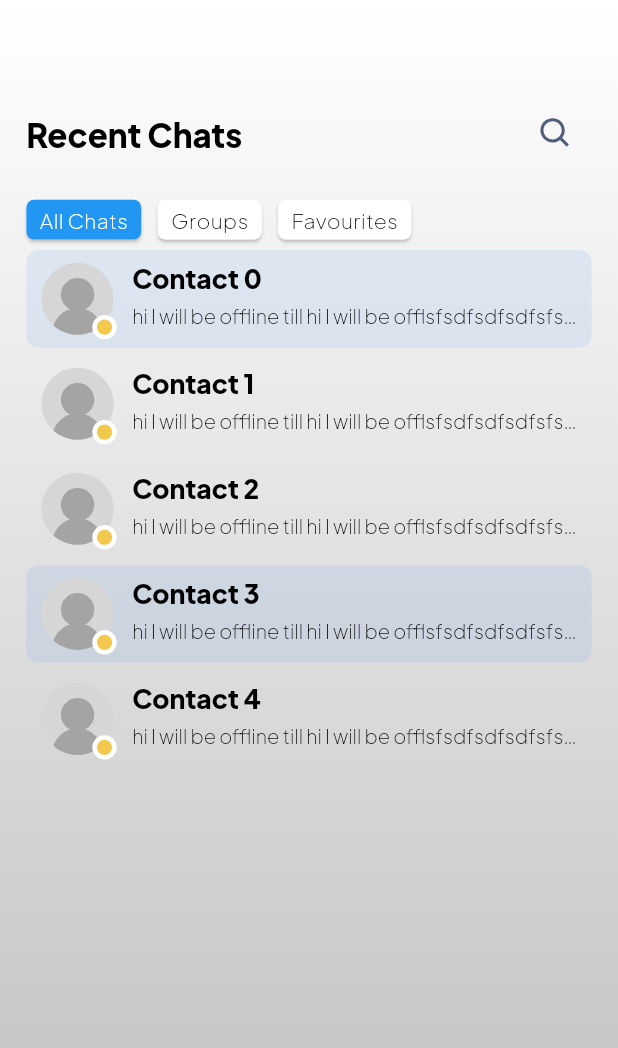
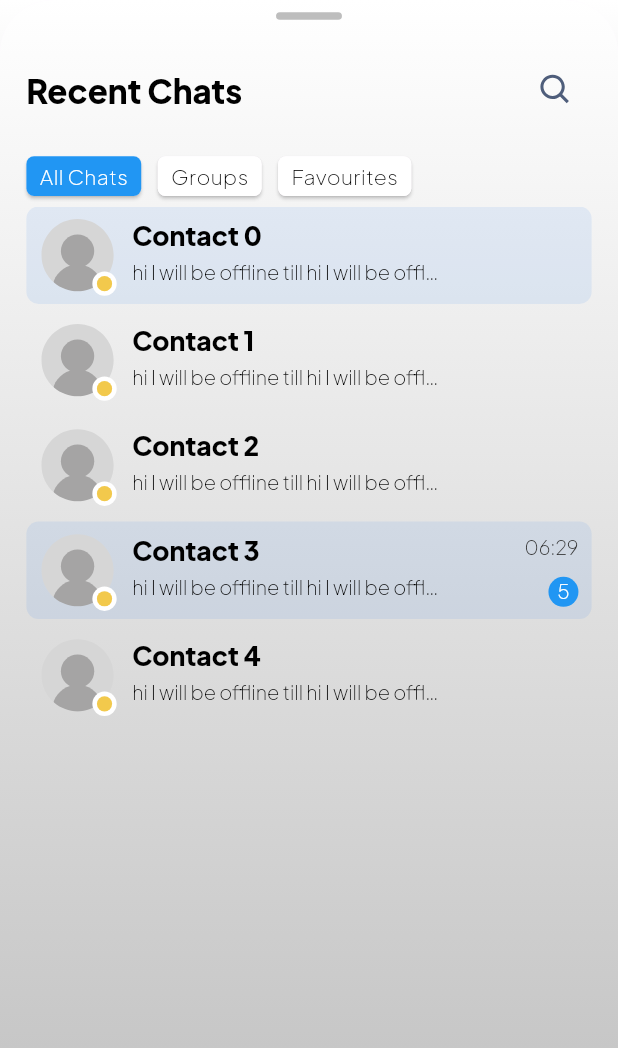
Before and after one commit to SahilBhageerathi/Buzzin, a Flutter app: the screen it shows after launch, on a phone screen of 412 x 824 dp. Shown: the top 1048 px of the screen. Run offline on Flutter 3.47's test engine with Material 3 defaults, Android fonts, the phone set to English and light mode, and no system bars; our stand-ins replace bloc, flutter_bloc, flutter_screenutil, flutter_svg, internet_connection_checker.

Commit message:
Ui till chat screen is done

```diff
--- a/lib/main.dart
+++ b/lib/main.dart
@@ -1,7 +1,7 @@
 import 'package:buzzin/src/Service/connectivity_service.dart';
 import 'package:buzzin/src/View/Core/Resources/app_strings.dart';
 import 'package:buzzin/src/View/Core/Utils/global_constants.dart';
-import 'package:buzzin/src/View/Screens/home_page.dart';
+import 'package:buzzin/src/View/screens/main_page.dart';
 import 'package:flutter/material.dart';
 import 'package:flutter_screenutil/flutter_screenutil.dart';
 import 'src/View/Config/app_theme.dart';
@@ -31,7 +31,9 @@ class MyApp extends StatelessWidget {
               themeMode: ThemeMode.light,
               theme: AppTheme.light,
               darkTheme: AppTheme.dark,
-              home: HomePage()),
+              // home: HomePage(),
+              home: MainPage(),
+          ),
         );
       },
     );
--- a/lib/src/View/Core/CommonWidgets/contact_icon.dart
+++ b/lib/src/View/Core/CommonWidgets/contact_icon.dart
@@ -1,6 +1,5 @@
 import 'dart:math';
 import 'package:buzzin/src/View/Core/Resources/svg_images.dart';
-
 import 'package:flutter/material.dart';
 import 'package:flutter_screenutil/flutter_screenutil.dart';
 import 'package:flutter_svg/flutter_svg.dart';
@@ -11,6 +10,7 @@ class ContactIcon extends StatelessWidget {
   final String userImage;
   final int bigCircleRadius;
   final int smallCircleRadius;
+  final int offsetForSmallCircle;
   final double angleInDegrees;
   final bool isOnline;
 
@@ -19,6 +19,7 @@ class ContactIcon extends StatelessWidget {
     this.userImage = SvgImages.noUserIcon,
     this.bigCircleRadius = 25,
     this.smallCircleRadius = 5,
+    this.offsetForSmallCircle = 3,
     this.angleInDegrees = 45.0,
     this.isOnline = true,
   });
@@ -29,6 +30,7 @@ class ContactIcon extends StatelessWidget {
 
     final bigRadius = bigCircleRadius.r;
     final smallRadius = smallCircleRadius.r;
+    final offset = offsetForSmallCircle.r;
 
     final offsetX = bigRadius + bigRadius * cos(angle) - smallRadius;
     final offsetY = bigRadius + bigRadius * sin(angle) - smallRadius;
@@ -53,11 +55,11 @@ class ContactIcon extends StatelessWidget {
             ),
           ),
           Positioned(
-            left: offsetX - 3.r,
-            top: offsetY - 3.r,
+            left: offsetX - offset,
+            top: offsetY - offset,
             child: Container(
-              height: 2 * (smallRadius + 3.r),
-              width: 2 * (smallRadius + 3.r),
+              height: 2 * (smallRadius + offset),
+              width: 2 * (smallRadius + offset),
               decoration: const BoxDecoration(
                 shape: BoxShape.circle,
                 color: Colors.white,
--- a/lib/src/View/Core/CommonWidgets/recent_chats_card.dart
+++ b/lib/src/View/Core/CommonWidgets/recent_chats_card.dart
@@ -1,9 +1,9 @@
 import 'package:buzzin/src/View/Core/CommonWidgets/contact_icon.dart';
 import 'package:buzzin/src/View/Core/Resources/svg_images.dart';
 import 'package:buzzin/src/View/Core/Utils/app_extensions.dart';
+import 'package:buzzin/src/View/Core/Utils/date_time.dart';
 import 'package:flutter/material.dart';
 import 'package:flutter_screenutil/flutter_screenutil.dart';
-
 import '../Resources/app_colors.dart';
 
 class RecentChatCard extends StatelessWidget {
@@ -11,13 +11,15 @@ class RecentChatCard extends StatelessWidget {
   String contactName;
   String lastMessage;
   String contactImage;
+  int lastMessageTime;
 
   RecentChatCard({
     super.key,
     required this.index,
     required this.contactName,
     required this.lastMessage,
-    this.contactImage=SvgImages.noUserIcon,
+    required this.lastMessageTime,
+    this.contactImage = SvgImages.noUserIcon,
   });
 
   @override
@@ -33,7 +35,9 @@ class RecentChatCard extends StatelessWidget {
       child: Row(
         crossAxisAlignment: CrossAxisAlignment.start,
         children: [
-           ContactIcon(userImage: contactImage,),
+          ContactIcon(
+            userImage: contactImage,
+          ),
           10.ws,
           Expanded(
             child: Column(
@@ -44,15 +48,41 @@ class RecentChatCard extends StatelessWidget {
                   style: textTheme.headlineLarge!.copyWith(fontSize: 16.sp),
                 ),
                 5.hs,
-                Text(
-                  lastMessage,
-                  maxLines: 1,
-                  overflow: TextOverflow.ellipsis,
-                  style: textTheme.headlineSmall,
+                SizedBox(
+                  width: 0.5.sw,
+                  child: Text(
+                    lastMessage,
+                    maxLines: 1,
+                    overflow: TextOverflow.ellipsis,
+                    style: textTheme.headlineSmall,
+                  ),
                 ),
               ],
             ),
           ),
+
+          //TODO: CHANGE THE CONDITION ACCORDINGLY
+          index == 3
+              ? Column(
+                  crossAxisAlignment: CrossAxisAlignment.end,
+                  children: [
+                    Text(
+                      DateTimeHelper.lastMessageTime(lastMessageTime),
+                      style: textTheme.headlineSmall!.copyWith(color: AppColors.timeInChatCard),
+                    ),
+                    const Spacer(),
+                    CircleAvatar(
+                      radius: 10,
+                      backgroundColor: Colors.blue,
+                      child: Center(
+                          child: Text(
+                        "5",
+                        style: textTheme.headlineSmall!.copyWith(color: Colors.white),
+                      )),
+                    ),
+                  ],
+                )
+              : 0.hs
         ],
       ),
     );
--- a/lib/src/View/Core/Resources/app_colors.dart
+++ b/lib/src/View/Core/Resources/app_colors.dart
@@ -5,5 +5,10 @@ class AppColors {
   static const chatCardColor = Color(0xFF2F80ED);
   static const userOnlineColor = Color(0xFFF2C94C);
   static const userOfflineColor = Color(0xFFBDBDBD);
+  static const pinnedChatCardColor = Color(0xFFF7F7F7);
+  static const timeInChatCard = Color(0xFF333333);
+  static const chatHeading = Color(0xFF1B1A57);
+  static const chatSubHeading = Color(0xFF4F5E7B);
+  static const chatTextFieldDivider = Color(0xFFEDEDED);
 
 }
--- a/lib/src/View/Core/Resources/app_strings.dart
+++ b/lib/src/View/Core/Resources/app_strings.dart
@@ -4,7 +4,9 @@ class AppStrings {
   static const String packageName = "buzzin";
   static const String appName = "Buzzin";
   static const String recentChats = "Recent Chats";
+  static const String pinnedChats = "Pinned Chats";
   static const String allChatsTabName = "All Chats";
   static const String groupsTabName = "Groups";
   static const String favouritesTabName = "Favourites";
+  static const String noInternetSnackBarMessage = "You're offline. Try turning on Wi-Fi or mobile data";
 }
--- /dev/null
+++ b/lib/src/View/Core/Utils/date_time.dart
@@ -0,0 +1,35 @@
+import 'package:intl/intl.dart';
+
+class DateTimeHelper {
+  DateTimeHelper._();
+  /// 2025-07-14 11:09:18.620936 ----> 11:09
+  static String dateTimeTo24HrFormat(DateTime x) {
+    return DateFormat('HH:mm').format(x);
+  }
+
+  /// 1720974180000 ----> 18:31 or yesterday or Jul 18 or Jan 2021
+  static String lastMessageTime(int epochTime){
+    DateTime messageTime = DateTime.fromMillisecondsSinceEpoch(epochTime);
+    DateTime today = DateTime.now();
+    DateTime yesterday = today.subtract(const Duration(days: 1));
+
+    bool isToday = messageTime.year == today.year &&
+        messageTime.month == today.month &&
+        messageTime.day == today.day;
+    if(isToday) {
+      return dateTimeTo24HrFormat(messageTime);
+    }else{
+       if(messageTime == yesterday){
+         return "Yesterday";
+       }else{
+         if( messageTime.year == today.year){
+           return DateFormat('MMM d').format(messageTime);
+         }else{
+           return DateFormat('MMM yyyy').format(messageTime);
+         }
+
+       }
+    }
+  }
+
+}
--- /dev/null
+++ b/lib/src/View/screens/main_page.dart
@@ -0,0 +1,33 @@
+import 'package:buzzin/src/View/screens/pinned_chats.dart';
+import 'package:buzzin/src/View/screens/recent_chats.dart';
+import 'package:flutter/material.dart';
+import 'package:flutter_screenutil/flutter_screenutil.dart';
+
+
+class MainPage extends StatelessWidget {
+  const MainPage({super.key});
+
+  @override
+  Widget build(BuildContext context) {
+    return Scaffold(
+      body: Stack(
+        children: [
+          const PinnedChatsPage(),
+          DraggableScrollableSheet(
+            initialChildSize: 1,
+            minChildSize: 0.6.h,
+            maxChildSize: 1,
+            builder: (context,scrollController){
+              return ListView(
+                controller: scrollController,
+                children: const [
+                 RecentChatsPage(),
+                ],
+              );
+            },
+          ),
+        ],
+      ),
+    );
+  }
+}
--- /dev/null
+++ b/lib/src/View/screens/pinned_chats.dart
@@ -0,0 +1,79 @@
+import 'package:buzzin/src/View/Core/Utils/app_extensions.dart';
+import 'package:flutter/material.dart';
+import 'package:flutter_screenutil/flutter_screenutil.dart';
+import '../Core/CommonWidgets/contact_icon.dart';
+import '../Core/Resources/app_colors.dart';
+import '../Core/Resources/app_strings.dart';
+
+class PinnedChatsPage extends StatelessWidget {
+  const PinnedChatsPage({super.key});
+
+  @override
+  Widget build(BuildContext context) {
+    final textTheme = Theme.of(context).textTheme;
+    return Container(
+      decoration: BoxDecoration(
+        // color: Colors.red
+        gradient: LinearGradient(
+          colors: [
+            Colors.white,
+            AppColors.userOfflineColor.withOpacity(0.5),
+          ],
+          begin: Alignment.topCenter,
+          end: Alignment.bottomCenter,
+        ),
+      ),
+        padding:EdgeInsets.symmetric(horizontal: 16.w, vertical: 8.h),
+      height: 400.h,
+      width: MediaQuery.of(context).size.width,
+      child: Column(
+        crossAxisAlignment: CrossAxisAlignment.start,
+        children: [
+          kToolbarHeight.hs,
+          Text(
+            AppStrings.pinnedChats,
+            style: textTheme.headlineLarge,
+            textAlign: TextAlign.left,
+          ),
+          10.hs,
+          SizedBox(
+            height: 275.h,
+            child: GridView.builder(
+              padding: EdgeInsets.zero,
+              physics: const NeverScrollableScrollPhysics(),
+              itemCount: 4,
+              gridDelegate: SliverGridDelegateWithFixedCrossAxisCount(
+                crossAxisCount: 2,
+                crossAxisSpacing: 8.w,
+                mainAxisSpacing: 10.h,
+                childAspectRatio: 1.5,
+              ),
+              itemBuilder: (context, i) {
+                return Container(
+                  padding: EdgeInsets.symmetric(horizontal: 16.w,vertical: 8.h),
+                  decoration: BoxDecoration(
+                      color: i==0 || i==3?AppColors.pinnedChatCardColor:AppColors.chatCardColor.withOpacity(0.2),
+                      borderRadius: BorderRadius.circular(10.r)),
+                  child: Column(
+                    children: [
+                      Row(
+                        children: [
+                          ContactIcon(bigCircleRadius: 18,smallCircleRadius: 2,offsetForSmallCircle: 2,),
+                          4.ws,
+                          Flexible(child: Text("Darlene Steward",maxLines: 2,style:textTheme.headlineMedium)),
+                        ],
+                      ),
+                      8.hs,
+                      Text("we have a meeting today in the 4th floor at 4pm,",style:textTheme.headlineSmall,overflow: TextOverflow.ellipsis,)
+                    ],
+                  ),
+                );
+              },
+            ),
+          ),
+          10.hs,
+        ],
+      ),
+    );
+  }
+}
--- a/lib/src/View/screens/home_page.dart
+++ b/lib/src/View/screens/recent_chats.dart
@@ -2,43 +2,36 @@ import 'package:buzzin/src/View/Core/CommonWidgets/recent_chats_card.dart';
 import 'package:buzzin/src/View/Core/Resources/svg_images.dart';
 import 'package:buzzin/src/View/Core/Resources/app_strings.dart';
 import 'package:buzzin/src/View/Core/Utils/app_extensions.dart';
+import 'package:buzzin/src/View/screens/chat_screen.dart';
 import 'package:buzzin/src/View/screens/widgets/tab_name_view.dart';
 import 'package:buzzin/src/ViewModel/Logic/Dashboard_bloc/dashboard_bloc.dart';
 import 'package:buzzin/src/ViewModel/Logic/Dashboard_bloc/dashboard_state.dart';
+import 'package:flutter/cupertino.dart';
 import 'package:flutter/material.dart';
+import 'package:flutter/painting.dart';
 import 'package:flutter_bloc/flutter_bloc.dart';
 import 'package:flutter_screenutil/flutter_screenutil.dart';
 import 'package:flutter_svg/flutter_svg.dart';
 import '../Core/Resources/app_colors.dart';
 
-class HomePage extends StatefulWidget {
-  const HomePage({super.key});
+class RecentChatsPage extends StatefulWidget {
+  const RecentChatsPage({super.key});
 
   @override
-  State<HomePage> createState() => _HomePageState();
+  State<RecentChatsPage> createState() => _RecentChatsPageState();
 }
 
-class _HomePageState extends State<HomePage> with SingleTickerProviderStateMixin {
+class _RecentChatsPageState extends State<RecentChatsPage> with SingleTickerProviderStateMixin {
   late TabController _tabController;
 
   @override
   void initState() {
     super.initState();
     _tabController = TabController(length: 3, vsync: this);
-
-    // _tabController.animation!.addListener(() {
-    //   final animationValue = _tabController.animation!.value;
-    //   final isSwiping = animationValue % 1 != 0;
-    //
-    //   if (!isSwiping) {
-    //     DashBoardBloc.instance.changeTab(_tabController.index);
-    //   }
-    // });
   }
 
   @override
   Widget build(BuildContext context) {
-
     final textTheme = Theme.of(context).textTheme;
     return BlocBuilder<DashBoardBloc, DashBoardState>(
       bloc: DashBoardBloc.instance,
@@ -48,8 +41,16 @@ class _HomePageState extends State<HomePage> with SingleTickerProviderStateMixin
         }
         return state.isLoading
             ? const Center(child: CircularProgressIndicator())
-            : Scaffold(
-                body: Container(
+            : Material(
+                shape: RoundedRectangleBorder(
+                  borderRadius: BorderRadius.only(
+                    topLeft: Radius.circular(35.r),
+                    topRight: Radius.circular(35.r),
+                  ),
+                ),
+                clipBehavior: Clip.antiAlias,
+                child: Container(
+                  height: MediaQuery.of(context).size.height,
                   decoration: const BoxDecoration(
                     gradient: LinearGradient(
                       colors: [
@@ -58,13 +59,24 @@ class _HomePageState extends State<HomePage> with SingleTickerProviderStateMixin
                       ],
                       begin: Alignment.topCenter,
                       end: Alignment.bottomCenter,
-                  )),
+                    ),
+                  ),
                   child: Padding(
                     padding: EdgeInsets.symmetric(horizontal: 16.w, vertical: 8.h),
                     child: Column(
                       crossAxisAlignment: CrossAxisAlignment.start,
                       children: [
-                        kToolbarHeight.hs,
+                        //this widget
+                        Center(
+                            child: Container(
+                          height: 5.h,
+                          width: 40.w,
+                          decoration: BoxDecoration(
+                            color: AppColors.userOfflineColor,
+                            borderRadius: BorderRadius.circular(5.r),
+                          ),
+                        ),),
+                        (kToolbarHeight / 2.5).hs,
                         Row(
                           children: [
                             Text(
@@ -123,7 +135,7 @@ class _HomePageState extends State<HomePage> with SingleTickerProviderStateMixin
                         ),
                         Expanded(
                           child: Container(
-                            padding: EdgeInsets.symmetric( vertical: 5.h),
+                            padding: EdgeInsets.symmetric(vertical: 5.h),
                             child: TabBarView(
                               controller: _tabController,
                               physics: const NeverScrollableScrollPhysics(),
@@ -135,10 +147,36 @@ class _HomePageState extends State<HomePage> with SingleTickerProviderStateMixin
                                     return 5.hs;
                                   },
                                   itemBuilder: (context, i) {
+                                    return InkWell(
+                                      onTap: (){
+                                        Navigator.push(
+                                          context,
+                                          MaterialPageRoute(builder: (context) =>  ChatScreen(chatId: "1",contactName: "Sahil Bhageerathi",)),
+                                        );
+                                      },
+                                      child: RecentChatCard(
+                                        contactImage: SvgImages.noUserIcon,
+                                        index: i,
+                                        contactName: "Contact",
+                                        lastMessageTime: 1752474556264,
+                                        lastMessage:
+                                            "hi I will be offline till hi I will be offlsfsdfsdfsdfsfsfsfsfsfsfsfsfsfsfssfsfsfsfsf",
+                                      ),
+                                    );
+                                  },
+                                ),
+                                ListView.separated(
+                                  padding: EdgeInsets.zero,
+                                  itemCount: 15,
+                                  separatorBuilder: (context, i) {
+                                    return 5.hs;
+                                  },
+                                  itemBuilder: (context, i) {
                                     return RecentChatCard(
                                       contactImage: SvgImages.noUserIcon,
                                       index: i,
                                       contactName: "Contact",
+                                      lastMessageTime: 1720974180000,
                                       lastMessage:
                                           "hi I will be offline till hi I will be offlsfsdfsdfsdfsfsfsfsfsfsfsfsfsfsfssfsfsfsfsf",
                                     );
@@ -155,22 +193,7 @@ class _HomePageState extends State<HomePage> with SingleTickerProviderStateMixin
                                       contactImage: SvgImages.noUserIcon,
                                       index: i,
                                       contactName: "Contact",
-                                      lastMessage:
-                                      "hi I will be offline till hi I will be offlsfsdfsdfsdfsfsfsfsfsfsfsfsfsfsfssfsfsfsfsf",
-                                    );
-                                  },
-                                ),
-                                ListView.separated(
-                                  padding: EdgeInsets.zero,
-                                  itemCount: 15,
-                                  separatorBuilder: (context, i) {
-                                    return 5.hs;
-                                  },
-                                  itemBuilder: (context, i) {
-                                    return RecentChatCard(
-                                      contactImage: SvgImages.noUserIcon,
-                                      index: i,
-                                      contactName: "Contact",
+                                      lastMessageTime: 1752412200000,
                                       lastMessage:
                                           "hi I will be offline till hi I will be offlsfsdfsdfsdfsfsfsfsfsfsfsfsfsfsfssfsfsfsfsf",
                                     );
--- /dev/null
+++ b/lib/src/ViewModel/Logic/chat_bloc/chat_event.dart
@@ -0,0 +1,4 @@
+part of 'chat_bloc.dart';
+
+@immutable
+abstract class ChatEvent {}
--- a/lib/src/ViewModel/Logic/internet_bloc/internet_bloc.dart
+++ b/lib/src/ViewModel/Logic/internet_bloc/internet_bloc.dart
@@ -4,6 +4,8 @@ import 'package:flutter/cupertino.dart';
 import 'package:flutter/material.dart';
 import 'package:flutter_bloc/flutter_bloc.dart';
 import 'package:flutter_screenutil/flutter_screenutil.dart';
+
+import '../../../View/Core/Resources/app_strings.dart';
 
 part 'internet_event.dart';
 
@@ -22,27 +24,18 @@ class InternetBloc extends Bloc<InternetEvent, InternetState> {
   }
 
   FutureOr<void> _updateStatus(NetworkNotify event, Emitter<InternetState> emit) {
-    print("CURRENT INTERNET STATUS:${event.status}");
     if (event.status == false) {
-      ScaffoldMessenger.of(GlobalConstants.navigatorKey.currentContext!).showSnackBar(SnackBar(
-          duration: const Duration(days: 100),
-          behavior: SnackBarBehavior.floating,
-          content: Container(
-            height: MediaQuery.of(GlobalConstants.navigatorKey.currentContext!).size.height * 0.075,
-            decoration: BoxDecoration(
-                color: Colors.black87,
-                shape: BoxShape.rectangle,
-                borderRadius: BorderRadius.all(Radius.circular(16.w))),
-            child: const Row(
-              crossAxisAlignment: CrossAxisAlignment.center,
-              mainAxisAlignment: MainAxisAlignment.center,
-              children: [
-                Text("NO internet", softWrap: true, textAlign: TextAlign.center),
-              ],
-            ),
-          ),
-          elevation: 0,
-          backgroundColor: Colors.transparent));
+      // ScaffoldMessenger.of(GlobalConstants.navigatorKey.currentContext!).showSnackBar(SnackBar(
+      //     duration: const Duration(days: 100),
+      //     behavior: SnackBarBehavior.floating,
+      //     content: Container(
+      //       color: Colors.blue,
+      //       height: 100.h,
+      //       width: 750.w,
+      //     ),
+      //     elevation: 0,
+      //     backgroundColor: Colors.transparent));
+
     } else {
       ScaffoldMessenger.of(GlobalConstants.navigatorKey.currentContext!).hideCurrentSnackBar();
     }
--- a/pubspec.yaml
+++ b/pubspec.yaml
@@ -40,6 +40,7 @@ dependencies:
   flutter_svg: ^2.0.9
   flutter_screenutil: ^5.9.0
   internet_connection_checker: ^3.0.1
+  intl: ^0.20.2
 
 flutter_launcher_icons:
   android: true
```
Also changed, not shown: lib/src/View/Core/CommonWidgets/custom_app_bar.dart (added, +42 -0 lines), lib/src/View/Core/CommonWidgets/no_internet_banner.dart (added, +29 -0 lines), lib/src/View/screens/chat_screen.dart (added, +163 -0 lines), lib/src/ViewModel/Logic/chat_bloc/chat_bloc.dart (added, +21 -0 lines), lib/src/ViewModel/Logic/chat_bloc/chat_state.dart (added, +25 -0 lines). Lines whose indentation alone changed are shown as unchanged.
